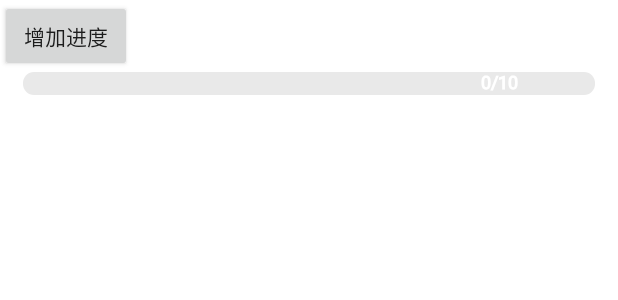
After one commit to 879032828/demoProject, an Android app: the layout activity_progressview.xml on its own in the app's theme, with its tools: preview values and no code run, on a phone screen of 412 x 824 dp. The commit adds this screen. Shown: the top 300 px of the screen. Run offline under Robolectric (Android 15) with nearby library versions, the light colour scheme and no system bars.

Commit message:
1、进度条代码提交

```diff
--- a/app/build.gradle
+++ b/app/build.gradle
@@ -24,7 +24,6 @@ android {
         }
     }
 }
-
 
 
 dependencies {
@@ -66,6 +65,7 @@ dependencies {
     implementation 'com.android.support:appcompat-v7:28.0.0'
     implementation 'com.android.support.constraint:constraint-layout:1.0.2'
     implementation 'com.jakewharton:butterknife:8.4.0'
+    annotationProcessor 'com.jakewharton:butterknife-compiler:8.4.0'
     implementation 'com.squareup.okhttp3:okhttp:3.3.1'
     implementation 'com.android.support:design:28.0.0'
     implementation 'io.reactivex:rxjava:1.2.9'
--- a/app/src/main/AndroidManifest.xml
+++ b/app/src/main/AndroidManifest.xml
@@ -125,6 +125,7 @@
             android:value="AK" />
 
         <activity android:name=".ScrollView.Scroller.ScrollerActivity"></activity>
+        <activity android:name=".progressView.ProgressViewActivity"></activity>
     </application>
 
 </manifest>
--- /dev/null
+++ b/app/src/main/java/com/example/administrator/view_test/progressView/ProgressView.java
@@ -0,0 +1,236 @@
+package com.example.administrator.view_test.progressView;
+
+import android.content.Context;
+import android.content.res.TypedArray;
+import android.graphics.Canvas;
+import android.graphics.Paint;
+import android.support.annotation.Nullable;
+import android.util.AttributeSet;
+import android.util.Log;
+import android.view.View;
+
+import com.example.administrator.view_test.R;
+
+
+/**
+ * Created by shu.xinghu on 2016/3/29.
+ */
+public class ProgressView extends View {
+
+    private static final String TAG = "ProgressView";
+
+    private Context mContext;
+
+    private int width = 20;
+    private int height = 20;
+    private int defaultTotalProgress = 10;
+    /**
+     * 默认高度
+     */
+    private int defaultHeight = 200;
+    /**
+     * 默认宽度
+     */
+    private int defaultWidth = 200;
+    /**
+     * 进度
+     */
+    private int progress = 0;
+    /**
+     * 进度总数
+     */
+    private int totalProgress = defaultTotalProgress;
+    /**
+     * 背景画笔
+     */
+    private Paint bgPaint = new Paint();
+    /**
+     * 进度条画笔
+     */
+    private Paint progressPaint = new Paint();
+    /**
+     * 文字画笔
+     */
+    private Paint textPaint = new Paint();
+    /**
+     * 进度条颜色
+     */
+    private int progressColor;
+    /**
+     * 进度文本大小
+     */
+    private float progressTextSize;
+    /**
+     * 进度文本颜色
+     */
+    private int progressTextColor;
+
+    public ProgressView(Context context, AttributeSet attrs) {
+        this(context, attrs, 0);
+    }
+
+    public ProgressView(Context context, @Nullable AttributeSet attrs, int defStyleAttr) {
+        this(context, attrs, defStyleAttr, 0);
+    }
+
+    public ProgressView(Context context, @Nullable AttributeSet attrs, int defStyleAttr, int defStyleRes) {
+        super(context, attrs, defStyleAttr, defStyleRes);
+        mContext = context;
+        final TypedArray a = context.obtainStyledAttributes(
+                attrs, R.styleable.progressView, defStyleAttr, defStyleRes);
+        progressColor = a.getColor(R.styleable.progressView_progressViewColor, getResources().getColor(R.color.white));
+        progressTextSize = a.getDimension(R.styleable.progressView_progressTextSize, 36);
+        progressTextColor = a.getColor(R.styleable.progressView_progressTextColor, getResources().getColor(R.color.white));
+        totalProgress = a.getInt(R.styleable.progressView_ratio, defaultTotalProgress);
+
+        initPaint();
+
+        a.recycle();
+    }
+
+    private void initPaint() {
+        bgPaint.setColor(getResources().getColor(R.color.color_e9e9e9));
+        bgPaint.setAntiAlias(true);//消除锯齿
+        bgPaint.setStrokeWidth(0);
+        bgPaint.clearShadowLayer();
+        bgPaint.setStyle(Paint.Style.FILL_AND_STROKE);
+
+        progressPaint.setColor(progressColor);
+        progressPaint.setAntiAlias(true);//消除锯齿
+        progressPaint.setStrokeWidth(0);
+        progressPaint.clearShadowLayer();
+        progressPaint.setStyle(Paint.Style.FILL_AND_STROKE);
+
+        textPaint.setColor(progressTextColor);
+        textPaint.setAntiAlias(true);//消除锯齿
+        textPaint.setStrokeWidth(1);
+        textPaint.clearShadowLayer();
+        textPaint.setTextSize(progressTextSize);
+        textPaint.setStyle(Paint.Style.FILL_AND_STROKE);
+
+
+    }
+
+    @Override
+    protected void onMeasure(int widthMeasureSpec, int heightMeasureSpec) {
+        super.onMeasure(widthMeasureSpec, heightMeasureSpec);
+        width = measureWidth(widthMeasureSpec);
+        height = measureHeight(heightMeasureSpec);
+        Log.d(TAG, "修改后的高的尺寸:" + height);
+        Log.d(TAG, "修改后的宽的尺寸:" + width);
+        //保存测量宽度和测量高度
+        setMeasuredDimension(width, height);
+    }
+
+    /**
+     * 计算宽度
+     *
+     * @param measureSpec
+     * @return
+     */
+    private int measureWidth(int measureSpec) {
+        int result = defaultWidth;
+        int specMode = MeasureSpec.getMode(measureSpec);//获取宽的模式
+        int specSize = MeasureSpec.getSize(measureSpec);//获取宽的尺寸
+        switch (specMode) {
+            case MeasureSpec.UNSPECIFIED:
+                result = specSize;
+                break;
+            case MeasureSpec.AT_MOST://如果是wrap_content，我们要得到控件需要多大的尺寸
+                result = Math.min(result, specSize);
+                break;
+            case MeasureSpec.EXACTLY://如果match_parent或者具体的值，直接赋值
+                result = specSize;
+                break;
+        }
+        return result;
+    }
+
+    /**
+     * 计算高度
+     *
+     * @param measureSpec
+     * @return
+     */
+    private int measureHeight(int measureSpec) {
+        int result = defaultHeight;
+        int specMode = MeasureSpec.getMode(measureSpec);//获取高的模式
+        int specSize = MeasureSpec.getSize(measureSpec);//获取高的尺寸
+        switch (specMode) {
+            case MeasureSpec.UNSPECIFIED:
+                result = specSize;
+                break;
+            case MeasureSpec.AT_MOST://如果是wrap_content，我们要得到控件需要多大的尺寸
+                result = Math.min(result, specSize);
+                break;
+            case MeasureSpec.EXACTLY://如果match_parent或者具体的值，直接赋值
+                result = specSize;
+                break;
+        }
+        return result;
+    }
+
+    public void setProgress(int progress) {
+        this.progress = progress;
+        invalidate();
+    }
+
+    public void setTotalProgress(int totalProgress) {
+        this.totalProgress = totalProgress;
+    }
+
+    @Override
+    protected void onDraw(Canvas canvas) {
+        super.onDraw(canvas);
+
+        float bgWidth = width - getPaddingRight();
+        float ratio = bgWidth / totalProgress;
+        float progressWidth = ratio * progress;
+        Log.d(TAG, "bgWidth = " + bgWidth);
+        Log.d(TAG, "ratio = " + ratio);
+
+        //绘制背景条
+        canvas.drawRoundRect(0 + getPaddingLeft(), 0 + getPaddingTop(), bgWidth, height - getPaddingBottom(), height / 2, height / 2, bgPaint);
+
+        drawProgress(canvas, progressWidth);
+
+        drawProgressText(canvas, ratio);
+
+    }
+
+    /**
+     * 根据进度绘制进度条
+     *
+     * @param canvas
+     * @param progressWidth
+     */
+    private void drawProgress(Canvas canvas, float progressWidth) {
+        if (progressWidth != 0) {
+            if (progressWidth < height) {
+                canvas.drawRoundRect(0 + getPaddingLeft(), 0 + getPaddingTop(), progressWidth, height - getPaddingBottom(), progressWidth / 2, height / 2, progressPaint);
+            } else {
+                canvas.drawRoundRect(0 + getPaddingLeft(), 0 + getPaddingTop(), progressWidth, height - getPaddingBottom(), height / 2, height / 2, progressPaint);
+            }
+        }
+    }
+
+    /**
+     * 绘制进度
+     *
+     * @param canvas
+     * @param ratio
+     */
+    private void drawProgressText(Canvas canvas, float ratio) {
+        Paint.FontMetrics fontMetrics = textPaint.getFontMetrics();
+        Log.d(TAG, " fontMetrics.top = " + fontMetrics.top);
+        Log.d(TAG, " fontMetrics.ascent = " + fontMetrics.ascent);
+        Log.d(TAG, " fontMetrics.descent = " + fontMetrics.descent);
+        Log.d(TAG, " fontMetrics.bottom = " + fontMetrics.bottom);
+        Log.d(TAG, " fontHeight = " + (textPaint.ascent() + textPaint.descent()));
+
+        float fontHeight = textPaint.descent() - textPaint.ascent();//字体的高度
+        float baseline = fontHeight / 2 - fontMetrics.bottom;//字体中心点到基准线的距离
+        float y = height / 2 + baseline;//基准线的Y轴位置，使字体居中
+        canvas.drawText(this.progress + "/" + totalProgress, ratio * 8, y, textPaint);
+    }
+}
--- /dev/null
+++ b/app/src/main/res/layout/activity_progressview.xml
@@ -0,0 +1,29 @@
+<?xml version="1.0" encoding="utf-8"?>
+<LinearLayout xmlns:android="http://schemas.android.com/apk/res/android"
+    xmlns:app="http://schemas.android.com/apk/res-auto"
+    xmlns:tools="http://schemas.android.com/tools"
+    android:id="@+id/activity_animation"
+    android:layout_width="match_parent"
+    android:layout_height="match_parent"
+    android:background="@color/white"
+    android:orientation="vertical"
+    tools:context="com.example.administrator.view_test.PropertyAnimation.AnimationActivity">
+
+    <Button
+        android:id="@+id/tv_progress"
+        android:layout_width="wrap_content"
+        android:layout_height="wrap_content"
+        android:text="增加进度" />
+
+    <com.example.administrator.view_test.progressView.ProgressView
+        android:id="@+id/pv_progress"
+        android:layout_width="match_parent"
+        android:layout_height="15dp"
+        android:layout_marginLeft="15dp"
+        android:layout_marginRight="15dp"
+        app:progressTextSize="12sp"
+        app:progressViewColor="@color/colorAccent"
+        app:ratio="10" />
+
+
+</LinearLayout>
--- a/app/src/main/res/values/colors.xml
+++ b/app/src/main/res/values/colors.xml
@@ -9,4 +9,8 @@
     <color name="white">#ffffff</color>
     <color name="process_white">#fde399</color>
     <color name="orange">#FFB90F</color>
+
+    <color name="color_ced0ee">#CED0EE</color>
+    <color name="color_8488d5">#8488D5</color>
+    <color name="color_e9e9e9">#ffe9e9e9</color>
 </resources>
```
Also changed, not shown: app/src/main/java/com/example/administrator/view_test/Main2Activity.java (+10 -0 lines), app/src/main/java/com/example/administrator/view_test/progressView/ProgressViewActivity.java (added, +42 -0 lines), app/src/main/java/com/example/administrator/view_test/util/ScreenUtils.java (added, +193 -0 lines), app/src/main/res/layout/activity_viewgroup_test.xml (+23 -2 lines), app/src/main/res/values/attrs.xml (+26 -14 lines).
